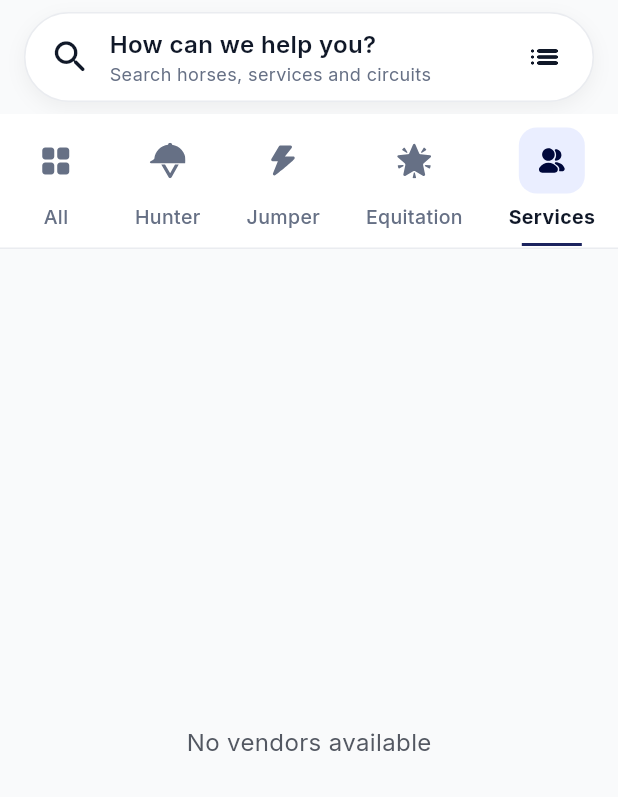
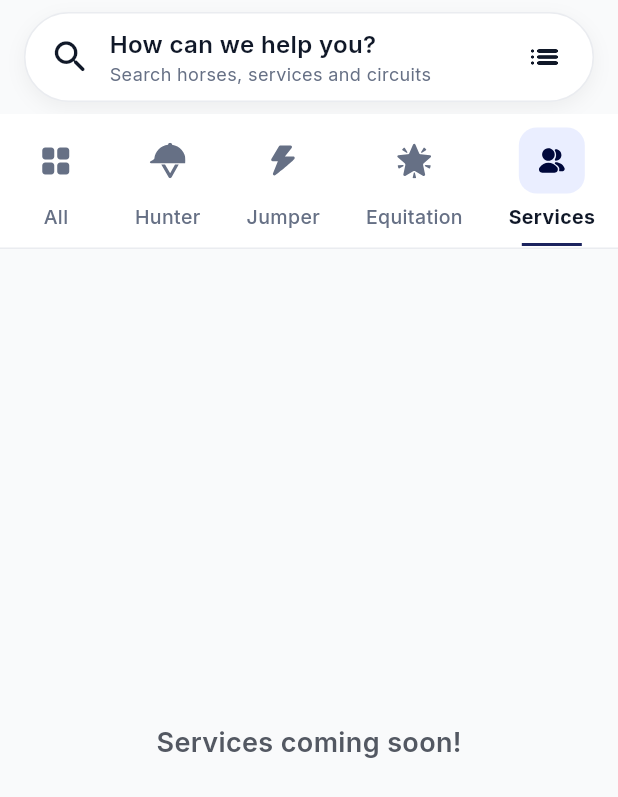
Before and after one commit to DevenAndroid/catch_ride, a Flutter app: the BarnManagerExploreView screen opened directly, after a tap on the "grid view" icon, after a tap on "Services", on a phone screen of 412 x 824 dp. Shown: the top 797 px of the screen. Run offline on Flutter 3.47's test engine with Material 3 defaults, Android fonts, the phone set to English and light mode, and no system bars; our stand-ins replace cached_network_image, firebase_auth, firebase_core, firebase_messaging, flutter_local_notifications, flutter_svg and 12 more; accounts and stored records are empty; network calls fail.

Commit message:
Worked on :
issues

```diff
--- a/lib/constant/app_urls.dart
+++ b/lib/constant/app_urls.dart
@@ -9,7 +9,7 @@ class AppUrls {
     return 'localhost';
   }
 
-  static bool isLive = false;
+  static bool isLive = true;
 
   static String get baseUrl {
     try {
--- a/lib/controllers/add_new_listing_controller.dart
+++ b/lib/controllers/add_new_listing_controller.dart
@@ -302,7 +302,10 @@ class AddNewListingController extends GetxController {
         ),
       });
 
-      final response = await _apiService.postRequest(AppUrls.upload, formData);
+      final response = await _apiService.postRequest(
+        "${AppUrls.upload}?type=horse",
+        formData,
+      );
       if (response.statusCode == 200 || response.statusCode == 201) {
         return response.body['data']['url'];
       }
--- a/lib/view/barn_manager/barn_manager_create_profile_view.dart
+++ b/lib/view/barn_manager/barn_manager_create_profile_view.dart
@@ -418,11 +418,13 @@ class _BarnManagerCreateProfileViewState
                       if (_profileImage != null) {
                         profileUrl = await _profileController.uploadRawFile(
                           _profileImage!.path,
+                          type: 'profile',
                         );
                       }
                       if (_bannerImage != null) {
                         bannerUrl = await _profileController.uploadRawFile(
                           _bannerImage!.path,
+                          type: 'profile',
                         );
                       }
 
--- a/lib/view/barn_manager/home/barn_manager_explore_view.dart
+++ b/lib/view/barn_manager/home/barn_manager_explore_view.dart
@@ -73,24 +73,6 @@ class _BarnManagerExploreViewState extends State<BarnManagerExploreView> {
                   final bool isVendors =
                       controller.selectedDiscipline.value == 'Services';
 
-                  if (isVendors && controller.vendors.isEmpty) {
-                    return CustomScrollView(
-                      physics: const AlwaysScrollableScrollPhysics(),
-                      slivers: [
-                        SliverFillRemaining(
-                          hasScrollBody: false,
-                          child: Center(
-                            child: CommonText(
-                              'No vendors available',
-                              fontSize: AppTextSizes.size16,
-                              color: AppColors.textSecondary,
-                            ),
-                          ),
-                        ),
-                      ],
-                    );
-                  }
-
                   if (!isVendors && controller.horses.isEmpty) {
                     return CustomScrollView(
                       physics: const AlwaysScrollableScrollPhysics(),
@@ -110,13 +92,21 @@ class _BarnManagerExploreViewState extends State<BarnManagerExploreView> {
                   }
 
                   if (isVendors) {
-                    return ListView.builder(
-                      padding: const EdgeInsets.all(16),
-                      itemCount: controller.vendors.length,
-                      itemBuilder: (context, index) {
-                        final vendor = controller.vendors[index];
-                        return _buildVendorCard(vendor: vendor);
-                      },
+                    return CustomScrollView(
+                      physics: const AlwaysScrollableScrollPhysics(),
+                      slivers: [
+                        SliverFillRemaining(
+                          hasScrollBody: false,
+                          child: Center(
+                            child: CommonText(
+                              'Services coming soon!',
+                              fontSize: AppTextSizes.size18,
+                              fontWeight: FontWeight.w600,
+                              color: AppColors.textSecondary,
+                            ),
+                          ),
+                        ),
+                      ],
                     );
                   }
 
--- a/lib/view/trainer/home/trainer_explore_view.dart
+++ b/lib/view/trainer/home/trainer_explore_view.dart
@@ -71,24 +71,6 @@ class _TrainerExploreViewState extends State<TrainerExploreView> {
                   final bool isVendors =
                       controller.selectedDiscipline.value == 'Services';
 
-                  if (isVendors && controller.vendors.isEmpty) {
-                    return CustomScrollView(
-                      physics: const AlwaysScrollableScrollPhysics(),
-                      slivers: [
-                        SliverFillRemaining(
-                          hasScrollBody: false,
-                          child: Center(
-                            child: CommonText(
-                              'No vendors available',
-                              fontSize: AppTextSizes.size16,
-                              color: AppColors.textSecondary,
-                            ),
-                          ),
-                        ),
-                      ],
-                    );
-                  }
-
                   if (!isVendors && controller.horses.isEmpty) {
                     return CustomScrollView(
                       physics: const AlwaysScrollableScrollPhysics(),
@@ -108,13 +90,21 @@ class _TrainerExploreViewState extends State<TrainerExploreView> {
                   }
 
                   if (isVendors) {
-                    return ListView.builder(
-                      padding: const EdgeInsets.all(16),
-                      itemCount: controller.vendors.length,
-                      itemBuilder: (context, index) {
-                        final vendor = controller.vendors[index];
-                        return _buildVendorCard(vendor: vendor);
-                      },
+                    return CustomScrollView(
+                      physics: const AlwaysScrollableScrollPhysics(),
+                      slivers: [
+                        SliverFillRemaining(
+                          hasScrollBody: false,
+                          child: Center(
+                            child: CommonText(
+                              'Services coming soon!',
+                              fontSize: AppTextSizes.size18,
+                              fontWeight: FontWeight.w600,
+                              color: AppColors.textSecondary,
+                            ),
+                          ),
+                        ),
+                      ],
                     );
                   }
 
```
Also changed, not shown: lib/controllers/auth_controller.dart (+15 -7 lines), lib/controllers/profile_controller.dart (+8 -3 lines), lib/view/create_account_view.dart (+9 -7 lines), lib/view/trainer/settings/trainer_profile_view.dart (+14 -10 lines), lib/view/trainer/trainer_application_submitted_view.dart (+4 -3 lines), lib/widgets/horse_card.dart (+9 -5 lines).
